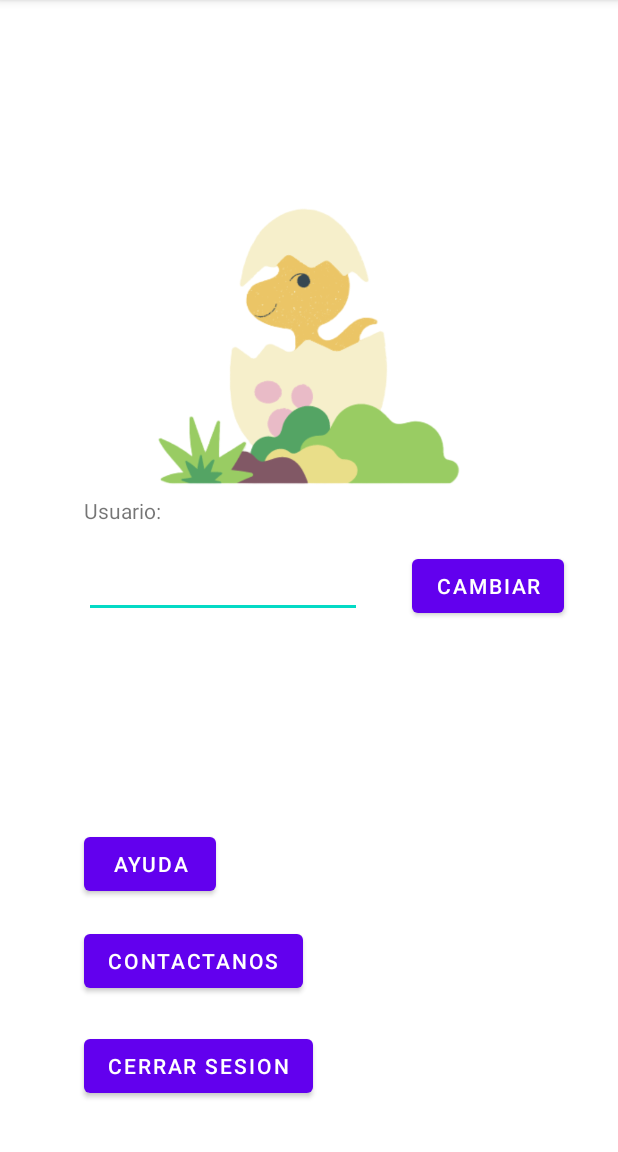
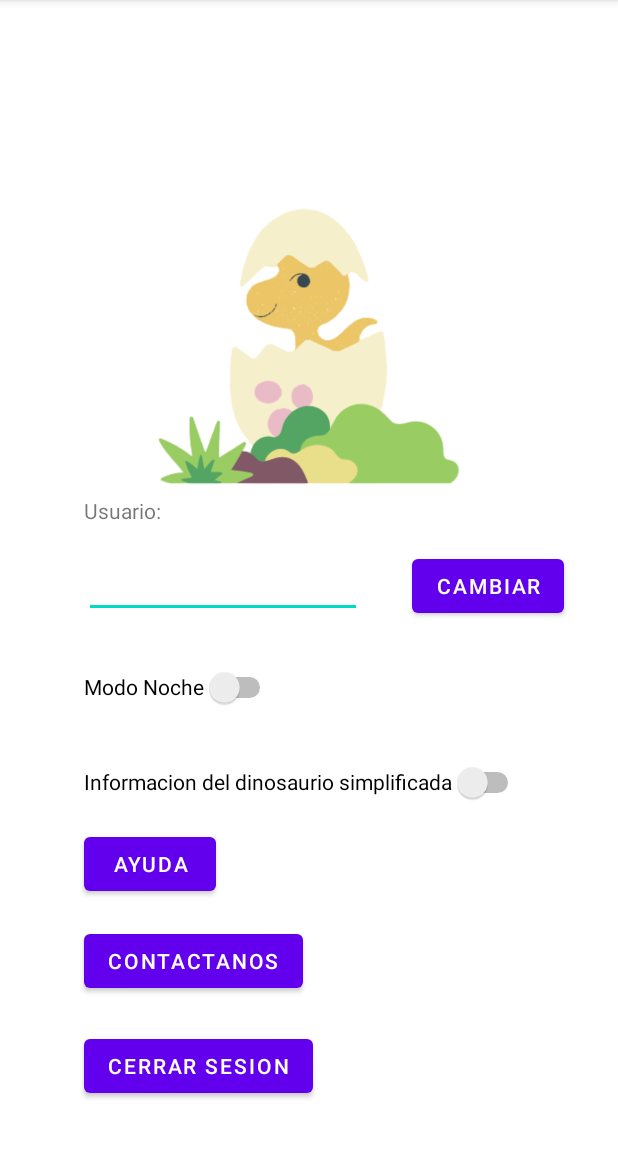
Before and after one commit to UniExtremadura/proyecto-gps-asee-2022-23-ga05, an Android app: the CuentaActivity screen opened directly, with no data from a screen before it, on a phone screen of 412 x 824 dp, the part 84-1236 px from its top. Run offline under Robolectric (Android 15) with nearby library versions, the phone set to English and light mode, and no system bars; our stand-ins replace Room's generated code.

Commit message:
PGA05-220 UC15 - IT8 - INT - Integrate the system

```diff
--- a/app/src/main/res/layout/activity_cuenta.xml
+++ b/app/src/main/res/layout/activity_cuenta.xml
@@ -79,6 +79,32 @@
         app:layout_constraintHorizontal_bias="0.173"
         app:layout_constraintStart_toStartOf="parent" />
 
+    <Switch
+        android:id="@+id/swModo"
+        android:layout_width="wrap_content"
+        android:layout_height="wrap_content"
+        android:minHeight="48dp"
+        android:text="Modo Noche"
+        app:layout_constraintBottom_toBottomOf="parent"
+        app:layout_constraintEnd_toEndOf="parent"
+        app:layout_constraintHorizontal_bias="0.0"
+        app:layout_constraintStart_toStartOf="@+id/eTUsuario"
+        app:layout_constraintTop_toBottomOf="@+id/eTUsuario"
+        app:layout_constraintVertical_bias="0.072" />
+
+    <Switch
+        android:id="@+id/sInfoDino"
+        android:layout_width="wrap_content"
+        android:layout_height="wrap_content"
+        android:minHeight="48dp"
+        android:text="Informacion del dinosaurio simplificada"
+        app:layout_constraintBottom_toBottomOf="parent"
+        app:layout_constraintEnd_toEndOf="parent"
+        app:layout_constraintHorizontal_bias="0.0"
+        app:layout_constraintStart_toStartOf="@+id/swModo"
+        app:layout_constraintTop_toTopOf="parent"
+        app:layout_constraintVertical_bias="0.691" />
+
     <Button
         android:id="@+id/bContactar"
         android:layout_width="wrap_content"
```
Also changed, not shown: app/src/main/java/es/unex/dinopedia/DinosaurioInfoActivity.java (+20 -52 lines), app/src/main/java/es/unex/dinopedia/MainActivity.java (+1 -6 lines), app/src/main/res/layout/fragment_main.xml (+0 -12 lines).
